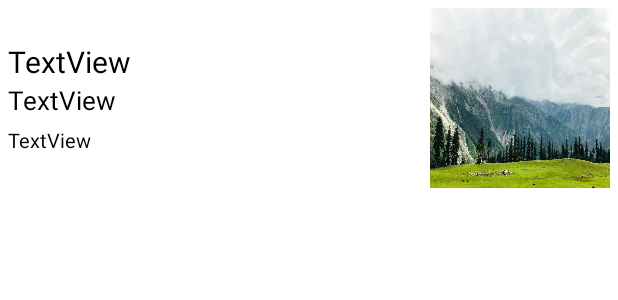
After one commit to Tech-Elites/Ping_App, an Android app: the layout custom_layout_for_home_page.xml on its own in the app's theme, with its tools: preview values and no code run, on a phone screen of 412 x 824 dp. The commit adds this screen. Shown: the top 300 px of the screen. Run offline under Robolectric (Android 15) with nearby library versions, the phone set to English and light mode, and no system bars.

Commit message:
home list

```diff
--- /dev/null
+++ b/app/src/main/res/layout/custom_layout_for_home_page.xml
@@ -0,0 +1,55 @@
+<?xml version="1.0" encoding="utf-8"?>
+<androidx.constraintlayout.widget.ConstraintLayout
+    xmlns:android="http://schemas.android.com/apk/res/android"
+    xmlns:app="http://schemas.android.com/apk/res-auto"
+    xmlns:tools="http://schemas.android.com/tools"
+    android:layout_width="match_parent"
+    android:layout_height="match_parent">
+
+    <LinearLayout
+        android:layout_width="match_parent"
+        android:layout_height="wrap_content"
+        android:padding="5dp"
+        android:orientation="horizontal">
+
+        <LinearLayout
+            android:layout_weight="1"
+            android:layout_width="match_parent"
+            android:layout_height="match_parent"
+            android:gravity="center"
+            android:orientation="vertical">
+
+            <TextView
+                android:id="@+id/HomeViewName"
+                android:layout_width="match_parent"
+                android:layout_height="wrap_content"
+                android:textSize="20dp"
+                android:textColor="@color/black"
+
+                android:text="TextView" />
+
+            <TextView
+                android:id="@+id/HomeViewDesc"
+                android:layout_width="match_parent"
+                android:layout_height="wrap_content"
+                android:textSize="17dp"
+                android:textColor="@color/black"
+                android:text="TextView" />
+
+            <TextView
+                android:id="@+id/HomeViewAddress"
+                android:layout_width="match_parent"
+                android:layout_height="wrap_content"
+                android:paddingTop="5dp"
+                android:textSize="13dp"
+                android:textColor="@color/black"
+                android:text="TextView" />
+        </LinearLayout>
+
+        <ImageView
+            android:id="@+id/imageView6"
+            android:layout_width="120dp"
+            android:layout_height="120dp"
+            android:background="@drawable/scenery" />
+    </LinearLayout>
+</androidx.constraintlayout.widget.ConstraintLayout>
```
Also changed, not shown: app/src/main/java/com/example/ping/CustomAdaptorHomeList.java (added, +53 -0 lines), app/src/main/java/com/example/ping/PingRequest.java (+1 -7 lines), app/src/main/java/com/example/ping/pingspage.java (+69 -0 lines), app/src/main/res/layout/fragment_pingspage.xml (+14 -3 lines).
